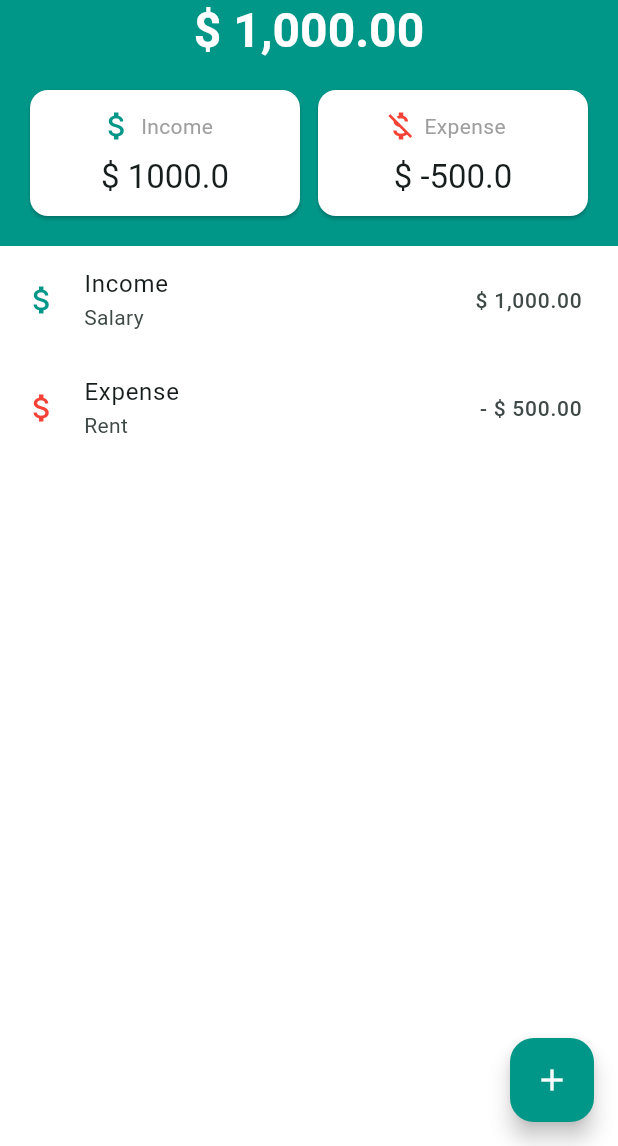
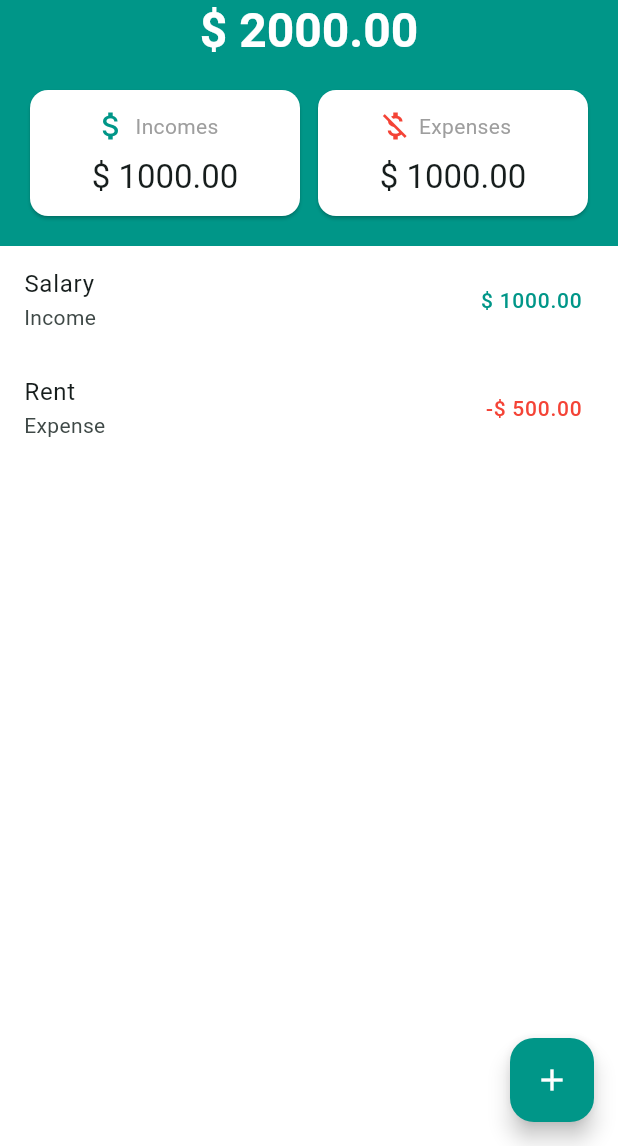
Before and after one commit to EduardoCastillo87/money_tracker, a Flutter app: the screen it shows after launch, on a phone screen of 412 x 824 dp, the part 90-1236 px from its top. Run offline on Flutter 3.47's test engine with Material 3 defaults, Android fonts, the phone set to English and light mode, and no system bars; our stand-ins replace currency_text_input_formatter.

Commit message:
update diferents improve

```diff
--- a/lib/controller/transaction_provider.dart
+++ b/lib/controller/transaction_provider.dart
@@ -1,11 +1,39 @@
 import 'package:flutter/widgets.dart';
 import 'package:moneytracker/model/transaction.dart';
 
-class TransactionsProvider with ChangeNotifier {
-  final List<Transaction> _transactions = [];
+class TransactionsProvider extends ChangeNotifier {
+  final List<Transaction> _transactions = [
+    Transaction(
+      type: TransactionType.income,
+      amount: 1000.00,
+      description: 'Salary',
+    ),
 
-  List<Transaction> get transactions {
-    return [..._transactions];
+    Transaction(
+      type: TransactionType.expense,
+      amount: -500.00,
+      description: 'Rent',
+    ),
+  ];
+
+  List<Transaction> get transactions => _transactions;
+
+  double getTotalIncomes() {
+    return _transactions
+        .where((transaction) => transaction.type == TransactionType.income)
+        .map((transaction) => transaction.amount)
+        .fold(0, (a, b) => a + b);
+  }
+
+  double getTotalExpenses() {
+    return _transactions
+        .where((transaction) => transaction.type == TransactionType.income)
+        .map((transaction) => transaction.amount)
+        .fold(0, (a, b) => a + b);
+  }
+
+  double getBalance() {
+    return getTotalIncomes() + getTotalExpenses();
   }
 
   void addTransaction(Transaction transaction) {
--- a/lib/main.dart
+++ b/lib/main.dart
@@ -1,5 +1,7 @@
 import 'package:flutter/material.dart';
+import 'package:moneytracker/controller/transaction_provider.dart';
 import 'package:moneytracker/view/home_screen.dart';
+import 'package:provider/provider.dart';
 
 void main() {
   runApp(const MyApp());
@@ -9,7 +11,9 @@ class MyApp extends StatelessWidget {
   const MyApp({super.key});
   @override
   Widget build(BuildContext context) {
-    return MaterialApp(
+    return ChangeNotifierProvider(
+      create: (context) => TransactionsProvider(),
+      child: MaterialApp(
         title: 'Flutter Demo',
         theme: ThemeData(
           colorScheme: ColorScheme.fromSeed(seedColor: Colors.teal),
@@ -17,6 +21,7 @@ class MyApp extends StatelessWidget {
         ),
         debugShowCheckedModeBanner: false,
         home: HomeScreen(),
+      ),
     );
   }
 }
--- a/lib/model/transaction.dart
+++ b/lib/model/transaction.dart
@@ -1,7 +1,7 @@
 class Transaction {
   final TransactionType type;
-  final String amount;
-  final Stream description;
+  final double amount;
+  final String description;
 
   Transaction({
     required this.type,
--- a/lib/view/components/add_transaction_dialog.dart
+++ b/lib/view/components/add_transaction_dialog.dart
@@ -1,6 +1,9 @@
 import 'package:currency_text_input_formatter/currency_text_input_formatter.dart';
 import 'package:flutter/cupertino.dart';
 import 'package:flutter/material.dart';
+import 'package:moneytracker/controller/transaction_provider.dart';
+import 'package:moneytracker/model/transaction.dart';
+import 'package:provider/provider.dart';
 
 class AddTransactionDialog extends StatefulWidget {
   const AddTransactionDialog({super.key});
@@ -11,6 +14,9 @@ class AddTransactionDialog extends StatefulWidget {
 
 class _AddTransactionDialogState extends State<AddTransactionDialog> {
   int? typeIndex = 0;
+  TransactionType type = TransactionType.expense;
+  double amount = 0;
+  String description = '';
 
   @override
   Widget build(BuildContext context) {
@@ -47,6 +53,8 @@ class _AddTransactionDialogState extends State<AddTransactionDialog> {
             onValueChanged: (value) {
               setState(() {});
               typeIndex = value;
+              type =
+                  value == 0 ? TransactionType.income : TransactionType.expense;
             },
           ),
           SizedBox(height: 20),
@@ -65,6 +73,16 @@ class _AddTransactionDialogState extends State<AddTransactionDialog> {
             ),
             keyboardType: TextInputType.number,
             autofocus: true,
+            onChanged: (value) {
+              final valueWithouDollarSign = value.replaceAll('\$', '');
+              final valueWithouCommas = valueWithouDollarSign.replaceAll(
+                '\$',
+                '',
+              );
+              if (valueWithouCommas.isNotEmpty) {
+                amount = double.parse(valueWithouCommas);
+              }
+            },
           ),
           SizedBox(height: 20),
           Text(
@@ -78,12 +96,28 @@ class _AddTransactionDialogState extends State<AddTransactionDialog> {
               hintStyle: TextStyle(color: Colors.grey),
             ),
             keyboardType: TextInputType.text,
+            onChanged: (value) {
+              description = value;
+            },
           ),
           const SizedBox(width: 20),
           SizedBox(
             width: 250,
             child: ElevatedButton(
-              onPressed: () {},
+              onPressed: () {
+                final transaction = Transaction(
+                  type: type,
+                  amount: amount,
+                  description: description,
+                );
+
+                Provider.of<TransactionsProvider>(
+                  context,
+                  listen: false,
+                ).addTransaction(transaction);
+
+                Navigator.pop(context);
+              },
               style: ElevatedButton.styleFrom(backgroundColor: Colors.teal),
               child: const Text('Add', style: TextStyle(color: Colors.white)),
             ),
--- a/lib/view/components/home_header.dart
+++ b/lib/view/components/home_header.dart
@@ -1,5 +1,7 @@
 import 'package:flutter/material.dart';
+import 'package:moneytracker/controller/transaction_provider.dart';
 import 'package:moneytracker/view/widgets/Header_Card.dart';
+import 'package:provider/provider.dart';
 
 class homeHeader extends StatelessWidget {
   const homeHeader({super.key});
@@ -7,6 +9,11 @@ class homeHeader extends StatelessWidget {
   @override
   Widget build(BuildContext context) {
     final TextTheme = Theme.of(context).textTheme;
+    final provider = Provider.of<TransactionsProvider>(context);
+    final balance = provider.getBalance();
+    final incomes = provider.getTotalIncomes();
+    final expenses = provider.getTotalExpenses();
+
     return Container(
       width: double.infinity,
       child: Column(
@@ -28,25 +35,25 @@ class homeHeader extends StatelessWidget {
             ),
           ),
           Text(
-            '\$ 1,000.00',
+            '\$ ${balance.toStringAsFixed(2)}',
             style: TextTheme.headlineLarge!.copyWith(
               fontWeight: FontWeight.bold,
               color: Colors.white,
             ),
           ),
           Padding(
-            padding: const EdgeInsets.all(20),
-            child: const Row(
+            padding: EdgeInsets.all(20),
+            child: Row(
               children: [
                 HeaderCard(
-                  title: 'Income',
-                  amount: 1000.00,
+                  title: 'Incomes',
+                  amount: incomes,
                   icon: Icon(Icons.attach_money, color: Colors.teal),
                 ),
                 SizedBox(width: 12),
                 HeaderCard(
-                  title: 'Expense',
-                  amount: -500.00,
+                  title: 'Expenses',
+                  amount: expenses,
                   icon: Icon(Icons.money_off, color: Colors.red),
                 ),
               ],
--- a/lib/view/components/transaction_list.dart
+++ b/lib/view/components/transaction_list.dart
@@ -1,34 +1,45 @@
 import 'package:flutter/material.dart';
+import 'package:moneytracker/controller/transaction_provider.dart';
+import 'package:moneytracker/model/transaction.dart';
+import 'package:provider/provider.dart';
 
 class Transactions_list extends StatelessWidget {
   const Transactions_list({super.key});
 
   @override
   Widget build(BuildContext context) {
+    final transactions =
+        Provider.of<TransactionsProvider>(context).transactions;
+
     return Expanded(
       child: Container(
         decoration: BoxDecoration(color: Colors.white),
-        child: ListView(
-          children: [
-            ListTile(
-              leading: const Icon(Icons.attach_money, color: Colors.teal),
-              title: const Text('Income'),
-              subtitle: const Text('Salary'),
-              trailing: const Text(
-                '\$ 1,000.00',
-                style: TextStyle(fontSize: 14),
+        child: ListView.builder(
+          itemCount: transactions.length,
+          itemBuilder: (context, index) {
+            final transaction = transactions[index];
+            final type =
+                transaction.type == TransactionType.income
+                    ? 'Income'
+                    : 'Expense';
+            final value =
+                transaction.type == TransactionType.expense
+                    ? '-\$ ${transaction.amount.abs().toStringAsFixed(2)}'
+                    : '\$ ${transaction.amount.toStringAsFixed(2)}';
+            final color =
+                transaction.type == TransactionType.expense
+                    ? Colors.red
+                    : Colors.teal;
+
+            return ListTile(
+              title: Text(transaction.description),
+              subtitle: Text(type),
+              trailing: Text(
+                value,
+                style: TextStyle(fontSize: 14, color: color),
               ),
-            ),
-            ListTile(
-              leading: const Icon(Icons.attach_money, color: Colors.red),
-              title: const Text('Expense'),
-              subtitle: const Text('Rent'),
-              trailing: const Text(
-                '- \$ 500.00',
-                style: TextStyle(fontSize: 14),
-              ),
-            ),
-          ],
+            );
+          },
         ),
       ),
     );
--- a/lib/view/widgets/Header_Card.dart
+++ b/lib/view/widgets/Header_Card.dart
@@ -15,6 +15,10 @@ class HeaderCard extends StatelessWidget {
   @override
   Widget build(BuildContext context) {
     final textTheme = Theme.of(context).textTheme;
+    final formattedAmount =
+        amount < 0
+            ? '\$ ${amount.abs().toStringAsFixed(2)}'
+            : '\$ ${amount.toStringAsFixed(2)}';
     return Expanded(
       child: Card(
         margin: EdgeInsets.zero,
@@ -33,7 +37,7 @@ class HeaderCard extends StatelessWidget {
                 ],
               ),
               SizedBox(height: 8),
-              Text('\$ $amount', style: textTheme.titleLarge),
+              Text(formattedAmount, style: textTheme.titleLarge),
             ],
           ),
         ),
--- a/pubspec.yaml
+++ b/pubspec.yaml
@@ -29,6 +29,7 @@ environment:
 # versions available, run `flutter pub outdated`.
 dependencies:
   currency_text_input_formatter: ^2.2.9
+  provider: ^6.1.5
   flutter:
     sdk: flutter
 
```
Also changed, not shown: pubspec.lock. Lines whose indentation alone changed are shown as unchanged.
